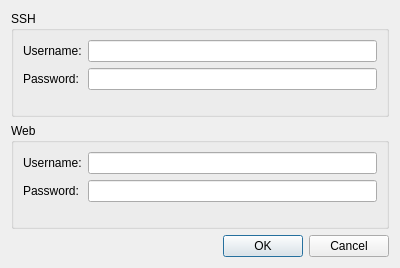
This is JIO/dlgset.ui in coolshou/qiperf as Qt 5 draws it before an edit. The edited form follows.
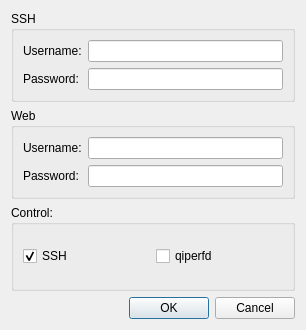
This is the edited form.

```diff
--- a/JIO/dlgset.ui
+++ b/JIO/dlgset.ui
@@ -6,8 +6,8 @@
    <rect>
     <x>0</x>
     <y>0</y>
-    <width>400</width>
-    <height>268</height>
+    <width>306</width>
+    <height>330</height>
    </rect>
   </property>
   <property name="windowTitle">
@@ -72,6 +72,32 @@
      </layout>
     </widget>
    </item>
+   <item>
+    <widget class="QGroupBox" name="gbControl">
+     <property name="title">
+      <string>Control:</string>
+     </property>
+     <layout class="QHBoxLayout" name="horizontalLayout">
+      <item>
+       <widget class="QCheckBox" name="cbControlBySSH">
+        <property name="text">
+         <string>SSH</string>
+        </property>
+        <property name="checked">
+         <bool>true</bool>
+        </property>
+       </widget>
+      </item>
+      <item>
+       <widget class="QCheckBox" name="cbControlByQIperfd">
+        <property name="text">
+         <string>qiperfd</string>
+        </property>
+       </widget>
+      </item>
+     </layout>
+    </widget>
+   </item>
    <item>
     <widget class="QDialogButtonBox" name="buttonBox">
      <property name="orientation">
```
